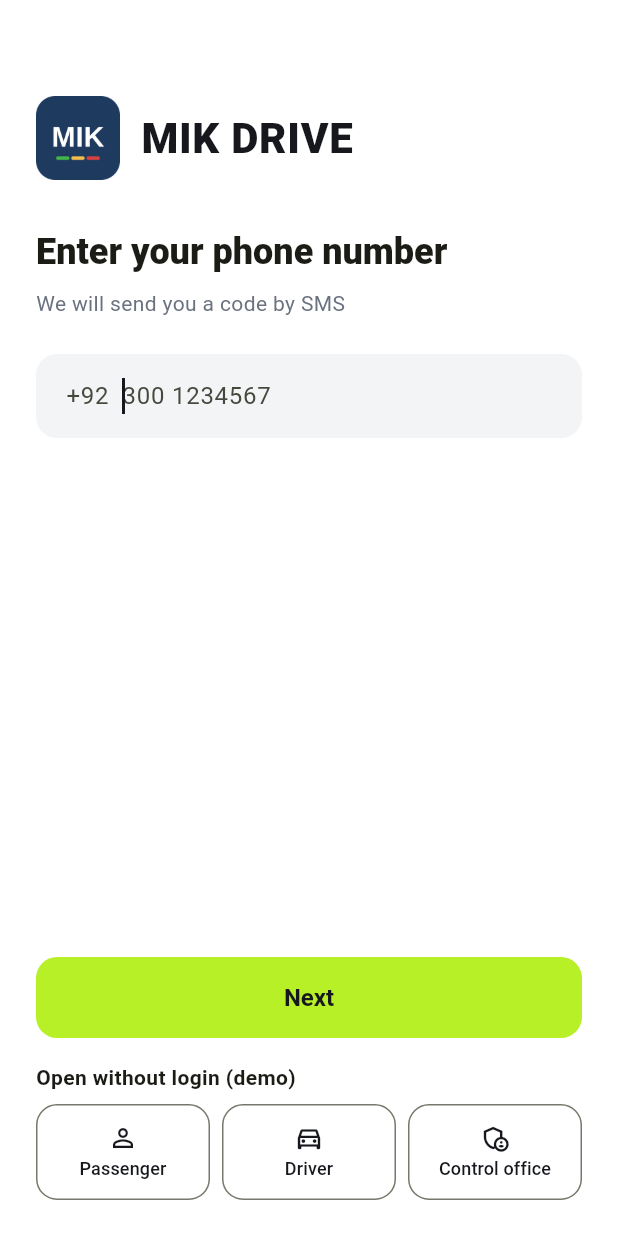
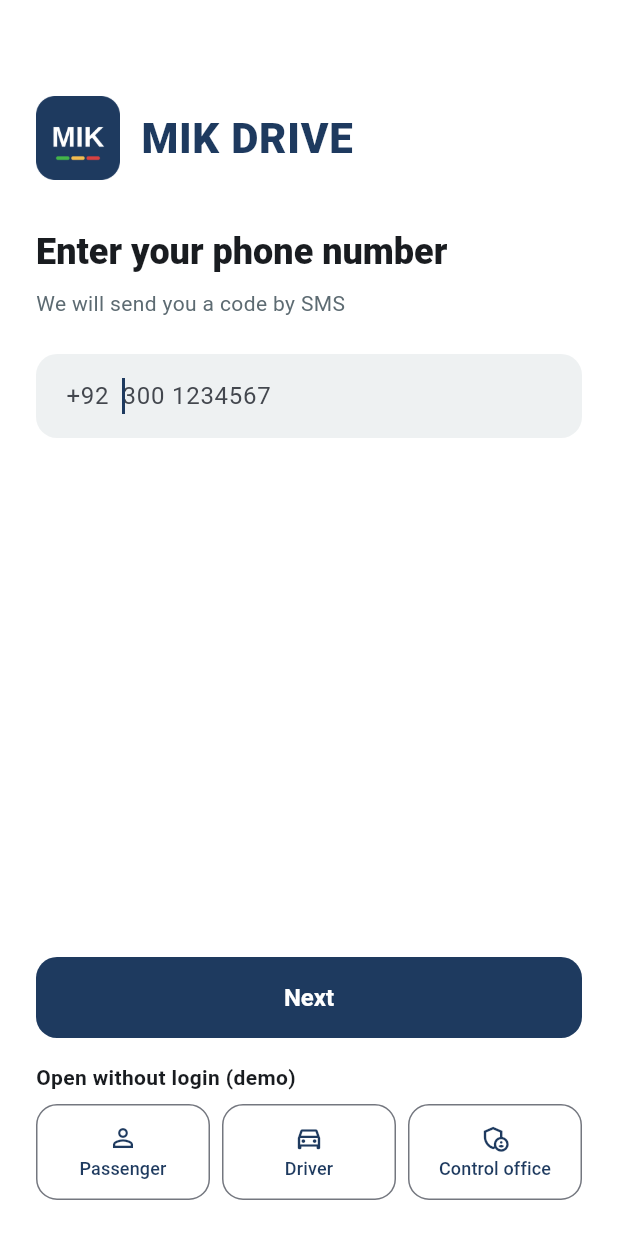
Before and after one commit to miqballhr9-lab/go-ride, a Flutter app: the screen it shows after launch, on a phone screen of 412 x 824 dp. Run offline on Flutter 3.47's test engine with Material 3 defaults, Android fonts, the phone set to English and light mode, and no system bars; our stand-ins replace flutter_map, latlong2; accounts and stored records are empty.

Commit message:
Switch to the MIK color scheme
Navy (#1e3a5f) as the main color, MIK green (#43b649) as the accent, MIK yellow and red for warnings and errors. Primary buttons are navy with white text; buttons on navy cards use green.

Co-Authored-By: Claude Opus 5.5 <noreply@anthropic.com>
Claude-Session: https://claude.ai/code/session_01BRYDasa9vMcyHgqwWPmJDF

```diff
--- a/lib/screens/wallet_screen.dart
+++ b/lib/screens/wallet_screen.dart
@@ -43,6 +43,7 @@ class WalletScreen extends StatelessWidget {
               Row(children: [
                 Expanded(
                   child: FilledButton.icon(
+                    style: FilledButton.styleFrom(backgroundColor: AppColors.brand, foregroundColor: AppColors.dark),
                     onPressed: () => Navigator.push(context, MaterialPageRoute(builder: (_) => const TopUpScreen())),
                     icon: const Icon(Icons.add),
                     label: const Text('Top up'),
--- a/lib/theme.dart
+++ b/lib/theme.dart
@@ -1,18 +1,22 @@
 import 'package:flutter/material.dart';
 
+/// MIK ke rang (MIK LEDGER ke logo se): navy, hara, peela, laal.
 class AppColors {
-  static const brand = Color(0xFFB8F028); // lime green
-  static const dark = Color(0xFF16181D);
-  static const surface = Color(0xFFF3F4F6);
-  static const muted = Color(0xFF6B7280);
-  static const danger = Color(0xFFE5484D);
+  static const brand = Color(0xFF43B649); // MIK green
+  static const dark = Color(0xFF1E3A5F); // MIK navy
+  static const ink = Color(0xFF1C272C);
+  static const surface = Color(0xFFEEF1F2);
+  static const muted = Color(0xFF5D6B72);
+  static const warning = Color(0xFFF5BD4F); // MIK yellow
+  static const danger = Color(0xFFD94141); // MIK red
 }
 
 ThemeData buildTheme() {
   final scheme = ColorScheme.fromSeed(
-    seedColor: AppColors.brand,
+    seedColor: AppColors.dark,
     primary: AppColors.dark,
     secondary: AppColors.brand,
+    error: AppColors.danger,
     surface: Colors.white,
   );
   return ThemeData(
@@ -26,9 +30,10 @@ ThemeData buildTheme() {
       centerTitle: false,
     ),
     filledButtonTheme: FilledButtonThemeData(
+      // Navy button, safed likhai: parhne mein saaf.
       style: FilledButton.styleFrom(
-        backgroundColor: AppColors.brand,
-        foregroundColor: AppColors.dark,
+        backgroundColor: AppColors.dark,
+        foregroundColor: Colors.white,
         minimumSize: const Size.fromHeight(54),
         textStyle: const TextStyle(fontSize: 16, fontWeight: FontWeight.w700),
         shape: RoundedRectangleBorder(borderRadius: BorderRadius.circular(14)),
--- a/lib/widgets/common.dart
+++ b/lib/widgets/common.dart
@@ -438,7 +438,7 @@ class AppDrawer extends StatelessWidget {
               padding: const EdgeInsets.all(16),
               child: FilledButton(
                 style: isDriver
-                    ? FilledButton.styleFrom(backgroundColor: AppColors.dark, foregroundColor: Colors.white)
+                    ? FilledButton.styleFrom(backgroundColor: AppColors.brand, foregroundColor: AppColors.dark)
                     : null,
                 onPressed: (store.passengerRide != null || store.driverRide != null)
                     ? null
```
